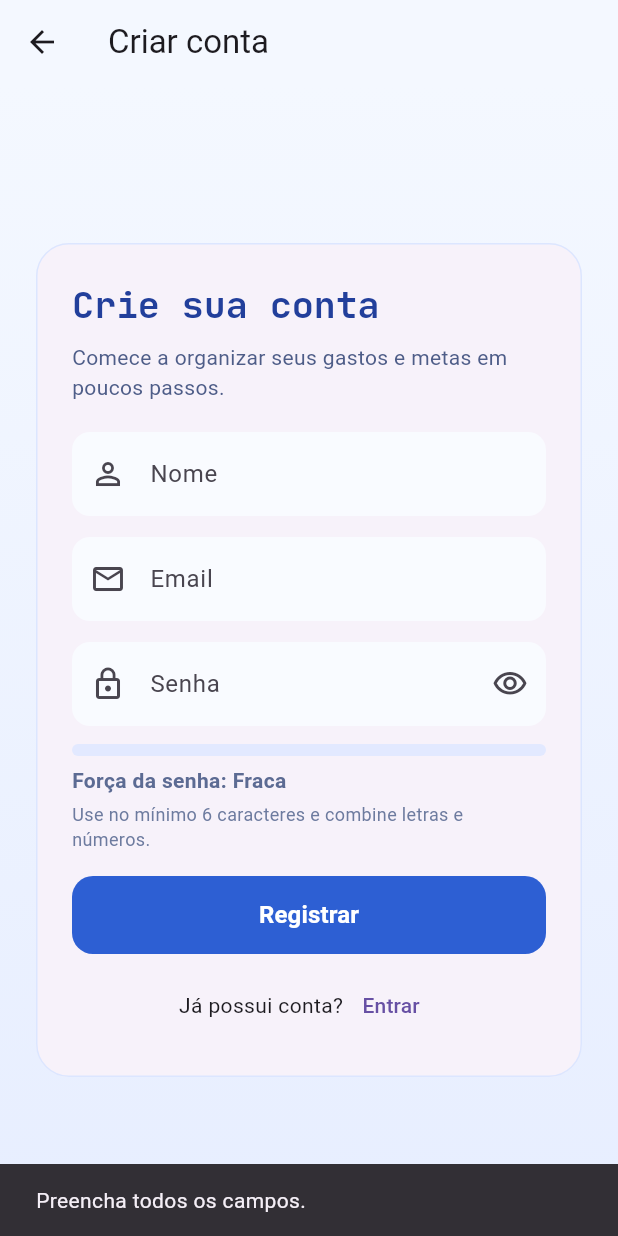
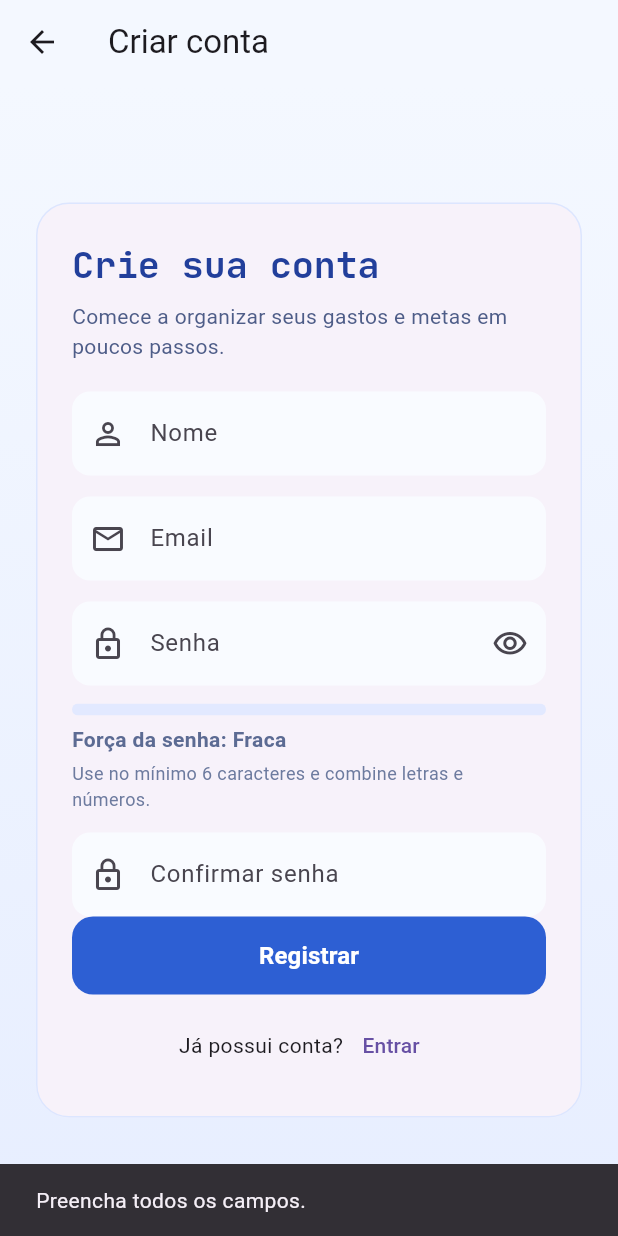
Before and after one commit to Lfelix05/kashsense, a Flutter app: the RegisterView screen opened directly, after a tap on "Registrar", on a phone screen of 412 x 824 dp. Run offline on Flutter 3.47's test engine with Material 3 defaults, Android fonts, the phone set to English and light mode, and no system bars; our stand-ins replace cloud_firestore, file_picker, firebase_auth, firebase_core, fl_chart; accounts and stored records are empty.

Commit message:
Add Firebase Auth/Firestore & confirm password
Integrate Firebase into the app and enhance the registration UI. Changes include:

- Database: import firebase_auth and cloud_firestore, make addUser async and call FirebaseAuthService.registerWithEmailAndPassword before creating the local User object.
- UI: add a confirm-password TextField, validation for matching passwords, and proper disposal of the new controller.
- Project config: add cloud_firestore and crypto to pubspec.yaml and register the Cloud Firestore plugin in macOS and Windows generated plugin registrants.

These changes prepare the app for real Firebase authentication and Firestore usage and improve registration UX by requiring password confirmation.

```diff
--- a/lib/view/register.dart
+++ b/lib/view/register.dart
@@ -14,6 +14,7 @@ class _RegisterViewState extends State<RegisterView> {
   final TextEditingController _nameController = TextEditingController();
   final TextEditingController _emailController = TextEditingController();
   final TextEditingController _passwordController = TextEditingController();
+  final TextEditingController _confirmPasswordController = TextEditingController();
   bool _isSubmitting = false;
   bool _obscurePassword = true;
 
@@ -22,6 +23,7 @@ class _RegisterViewState extends State<RegisterView> {
     _nameController.dispose();
     _emailController.dispose();
     _passwordController.dispose();
+    _confirmPasswordController.dispose();
     super.dispose();
   }
 
@@ -53,6 +55,7 @@ class _RegisterViewState extends State<RegisterView> {
     final name = _nameController.text.trim();
     final email = _emailController.text.trim();
     final password = _passwordController.text;
+    final confirmPassword = _confirmPasswordController.text;
 
     setState(() {
       _isSubmitting = true;
@@ -60,7 +63,8 @@ class _RegisterViewState extends State<RegisterView> {
 
     if (NameValidator.validate(name) != null ||
         EmailValidator.validate(email) != null ||
-        PasswordValidator.validate(password) != null) {
+        PasswordValidator.validate(password) != null ||
+        password != confirmPassword) {
       setState(() {
         _isSubmitting = false;
       });
@@ -81,25 +85,7 @@ class _RegisterViewState extends State<RegisterView> {
     }
 
     try {
-      await Future.delayed(const Duration(seconds: 2));
 
-      if (mounted) {
-        setState(() {
-          _isSubmitting = false;
-        });
-        Database.addUser(name, email, password);
-        ScaffoldMessenger.of(context).showSnackBar(
-          const SnackBar(content: Text('Cadastro realizado com sucesso!')),
-        );
-        Navigator.pop(context);
-      }
-    } catch (e) {
-      setState(() {
-        _isSubmitting = false;
-      });
-      ScaffoldMessenger.of(
-        context,
-      ).showSnackBar(SnackBar(content: Text('Falha no cadastro: $e')));
     }
   }
 
@@ -246,7 +232,24 @@ class _RegisterViewState extends State<RegisterView> {
                             color: Color(0xFF6D7B9F),
                           ),
                         ),
-                        const SizedBox(height: 16),
+                        const SizedBox(height: 14),
+                        TextField(
+                          controller: _confirmPasswordController,
+                          obscureText: _obscurePassword,
+                          textInputAction: TextInputAction.done,
+                          onSubmitted: (_) =>
+                              _isSubmitting ? null : _register(),
+                          decoration: InputDecoration(
+                            prefixIcon: const Icon(Icons.lock_outline),
+                            labelText: 'Confirmar senha',
+                            filled: true,
+                            fillColor: const Color(0xFFF9FBFF),
+                            border: OutlineInputBorder(
+                              borderRadius: BorderRadius.circular(12),
+                              borderSide: BorderSide.none,
+                            ),
+                          ),
+                        ),
                         SizedBox(
                           width: double.infinity,
                           child: FilledButton(
--- a/pubspec.yaml
+++ b/pubspec.yaml
@@ -14,6 +14,8 @@ dependencies:
   firebase_auth: ^6.0.2
   firebase_core: ^4.0.0
   shared_preferences: ^2.2.2
+  cloud_firestore: ^6.4.1
+  crypto: ^3.0.2
 
 dev_dependencies:
   flutter_test:
```
Also changed, not shown: lib/services/database.dart (+7 -6 lines), pubspec.lock, 3 other files.
